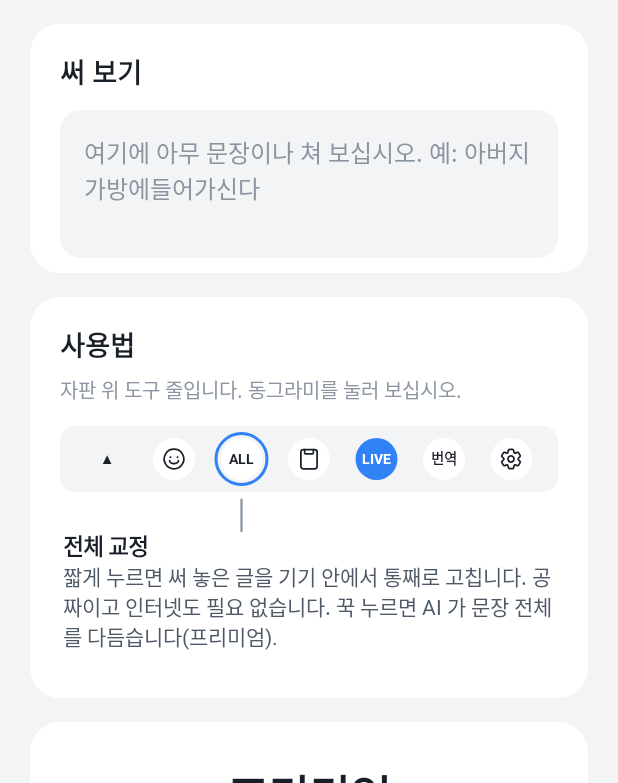
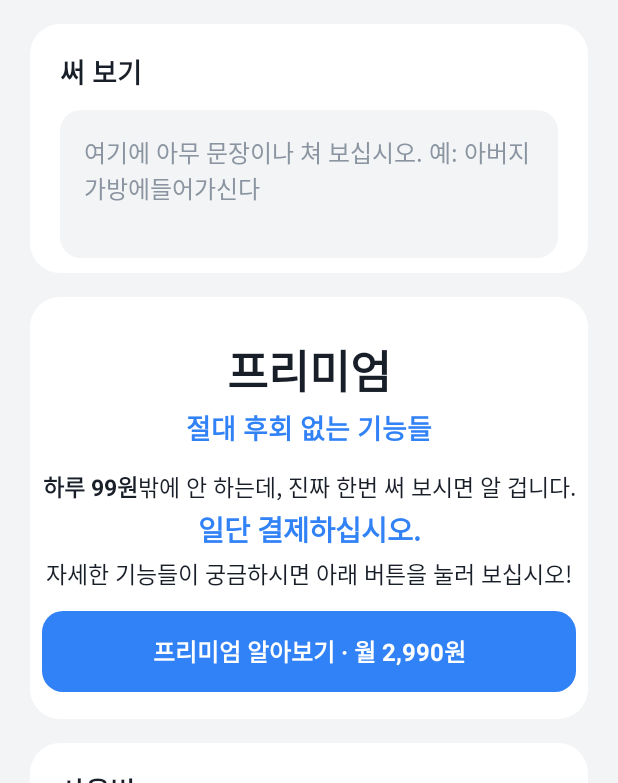
Before and after one commit to kimgeonwoo-718/-, an Android app: the screen it shows after launch (SetupActivity), after a tap on "건너뛰기", on a phone screen of 412 x 824 dp, the part 453-1236 px from its top. Run offline under Robolectric (Android 15) with nearby library versions, the phone set to English and light mode, and no system bars; libraries missing offline, so code that uses them is left out: com.android.billingclient, kr.pe.bab2min; pictures from the network do not load; 13 statements that could not run were skipped.

Commit message:
첫 화면: 프리미엄 칸을 사용법 칸 위로 올리고, 버튼 밑 잔글씨를 지운다
자동 교정 무제한 안내, 결제 상태 줄, AI 로 글이 나간다는 안내를 첫 화면에서 뺐다.
글이 나간다는 안내는 환경설정 개인정보 줄과 처리방침에 남고, 결제 오류는 결제 화면이 보여 준다.
첫 화면의 구독 되살리기(restore)는 그대로 돈다.

Co-Authored-By: Claude Opus 5.5 <noreply@anthropic.com>
Claude-Session: https://claude.ai/code/session_011ebNbcMnU1MFMvxvCnWZeD

```diff
--- a/keyboard/src/main/java/com/spellkeyboard/ko/SetupActivity.kt
+++ b/keyboard/src/main/java/com/spellkeyboard/ko/SetupActivity.kt
@@ -147,13 +147,9 @@ class SetupActivity : AppCompatActivity() {
 
     private fun bindPremium() {
         quotaOutput = findViewById(R.id.quota_output)
-        val billingStatus = findViewById<TextView>(R.id.billing_status)
-        billing = BillingManager(this) { message ->
-            runOnUiThread {
-                billingStatus.text = message
-                showQuota()
-            }
-        }.also { it.start() }
+        // 여기서는 산 구독을 되살리고(restore) 요금제 줄만 고친다. 결제 오류 글은 결제 화면이 보여 준다 —
+        // 첫 화면 버튼 밑의 잔글씨는 뺐다(2026-10-11, 사용자).
+        billing = BillingManager(this) { runOnUiThread { showQuota() } }.also { it.start() }
         // 결제창을 바로 띄우지 않는다. 무엇을 얼마에 사는지 먼저 보여주는 화면을 거친다.
         findViewById<View>(R.id.subscribe_button).setOnClickListener {
             startActivity(Intent(this, PaywallActivity::class.java))
--- a/keyboard/src/main/res/layout/activity_setup.xml
+++ b/keyboard/src/main/res/layout/activity_setup.xml
@@ -31,7 +31,7 @@
         <!--
           위 막대. 앱 이름과 ☰ 하나. 로그인·키보드 맞춤설정·약관·고객센터는 전부 ☰ 뒤
           더보기 화면에 모았다 — 버튼을 여기 늘어놓았더니 지저분하고 서로 따로 놀았다.
-          본문에는 처음 온 사람이 할 일(시작하기 → 써 보기 → 사용법 → 프리미엄)만 남긴다.
+          본문에는 처음 온 사람이 할 일(시작하기 → 써 보기 → 프리미엄 → 사용법)만 남긴다.
         -->
         <LinearLayout
             android:layout_width="match_parent"
@@ -127,25 +127,6 @@
         </LinearLayout>
 
         <!--
-          사용법. 방금 써 본 바로 밑에 둔다 — 쳐 보다가 "이건 뭐지" 싶을 때 눈이 가는
-          자리가 거기다. 도구 줄을 그림으로 그려 놓고 누른 자리를 막대기로 가리킨다.
-        -->
-        <LinearLayout style="@style/Card">
-            <TextView style="@style/CardTitle" android:text="@string/section_guide" />
-            <TextView
-                style="@style/RowSub"
-                android:layout_marginTop="6dp"
-                android:text="@string/guide_intro" />
-
-            <com.spellkeyboard.ko.ToolbarGuideView
-                android:id="@+id/toolbar_guide"
-                android:layout_width="match_parent"
-                android:layout_height="wrap_content"
-                android:layout_marginTop="10dp" />
-
-        </LinearLayout>
-
-        <!--
           프리미엄. 무엇을 파는지와 사는 버튼만. 한도·데이터 안내 같은 잔글씨는 환경설정의
           정보 칸으로 옮겼다 — 여기서는 눈이 버튼에 가야 한다.
 
@@ -155,6 +136,10 @@
 
           2026-10-10: 화면 여백(20dp)에 카드 안쪽 여백(20dp)까지 더해져 글이 양쪽에서 40dp 씩 들어가 좁게 내려갔다(사용자).
           이 카드만 안쪽 여백을 8dp 로 줄인다.
+
+          2026-10-11: 버튼 밑 잔글씨(무제한 안내·결제 상태·AI 로 글이 나간다는 안내)를 뺐다(사용자). 사용법 칸보다
+          위로 올렸다. 글이 나간다는 안내는 환경설정의 개인정보 줄(privacy_notice)과 처리방침에 남아 있고,
+          결제 오류는 버튼 너머 결제 화면(paywall_status)이 보여 준다.
         -->
         <LinearLayout
             style="@style/Card"
@@ -202,24 +187,27 @@
                 android:id="@+id/subscribe_button"
                 style="@style/PrimaryButton"
                 android:layout_marginTop="14dp"
+                android:layout_marginBottom="8dp"
                 android:text="@string/setting_plan_subscribe" />
+        </LinearLayout>
 
+        <!--
+          사용법. 도구 줄을 그림으로 그려 놓고 누른 자리를 막대기로 가리킨다.
+          2026-10-11: 프리미엄 칸 밑으로 내렸다(사용자).
+        -->
+        <LinearLayout style="@style/Card">
+            <TextView style="@style/CardTitle" android:text="@string/section_guide" />
             <TextView
-                android:id="@+id/billing_status"
-                style="@style/Caption"
+                style="@style/RowSub"
+                android:layout_marginTop="6dp"
+                android:text="@string/guide_intro" />
+
+            <com.spellkeyboard.ko.ToolbarGuideView
+                android:id="@+id/toolbar_guide"
+                android:layout_width="match_parent"
+                android:layout_height="wrap_content"
                 android:layout_marginTop="10dp" />
 
-            <TextView
-                style="@style/Caption"
-                android:layout_marginTop="6dp"
-                android:text="@string/setting_plan_note" />
-
-            <!-- AI 로 글이 나간다는 말은 AI 를 파는 자리에 있어야 한다. -->
-            <TextView
-                style="@style/Caption"
-                android:layout_marginTop="6dp"
-                android:layout_marginBottom="8dp"
-                android:text="@string/ai_notice" />
         </LinearLayout>
     </LinearLayout>
 </ScrollView>
--- a/keyboard/src/main/res/values/strings.xml
+++ b/keyboard/src/main/res/values/strings.xml
@@ -119,7 +119,6 @@
     <string name="account_error_google_down">구글 로그인이 지금 안 됩니다. 잠시 후 다시 시도해 주십시오.</string>
     <string name="account_error_too_many_devices">기기가 너무 많습니다. 안 쓰는 기기에서 로그아웃해 주십시오.</string>
     <string name="account_error_not_configured">이 빌드에는 로그인이 준비되지 않았습니다.</string>
-    <string name="setting_plan_note">자동 교정은 요금제와 상관없이 언제나 무제한입니다. 결제는 Google Play 가 처리하고, Play 스토어에서 설치한 앱에서만 결제창이 뜹니다.</string>
     <string name="billing_subscribed">프리미엄이 확인됐습니다. 이제 AI 교정을 쓸 수 있습니다.</string>
 
     <!-- 결제 화면 (챗GPT Plus 업그레이드 화면 구조) -->
@@ -212,7 +211,6 @@
     <string name="setting_key_transparency">키 투명도</string>
     <string name="setting_key_transparency_sub">배경 사진을 썼을 때 키를 얼마나 비치게 할지 정합니다. 오른쪽으로 갈수록 사진이 잘 보입니다.</string>
     <string name="setting_key_transparency_value">%1$d%%</string>
-    <string name="ai_notice">AI 교정·AI 번역을 누를 때만 그 입력란의 글이 서버를 거쳐 AI 로 갑니다(지금은 업스테이지 Solar). 타이핑 중 실시간 교정과 \'전체\' 교정은 기기 안에서만 처리됩니다.</string>
 
     <!-- 예전 문구는 "타이핑한 내용은 기기 밖으로 나가지 않아요" 였다. AI 를 누르면 나가니 틀린 말이었다. -->
     <string name="privacy_notice">실시간 교정과 \'전체\' 교정은 전부 기기 안에서 처리합니다. 글이 기기 밖으로 나가는 것은 AI 교정·AI 번역을 직접 누를 때뿐입니다. 비밀번호·이메일·URL 입력란에서는 교정도 AI 도 자동으로 꺼집니다.</string>
```
Also changed, not shown: 1 other file.
